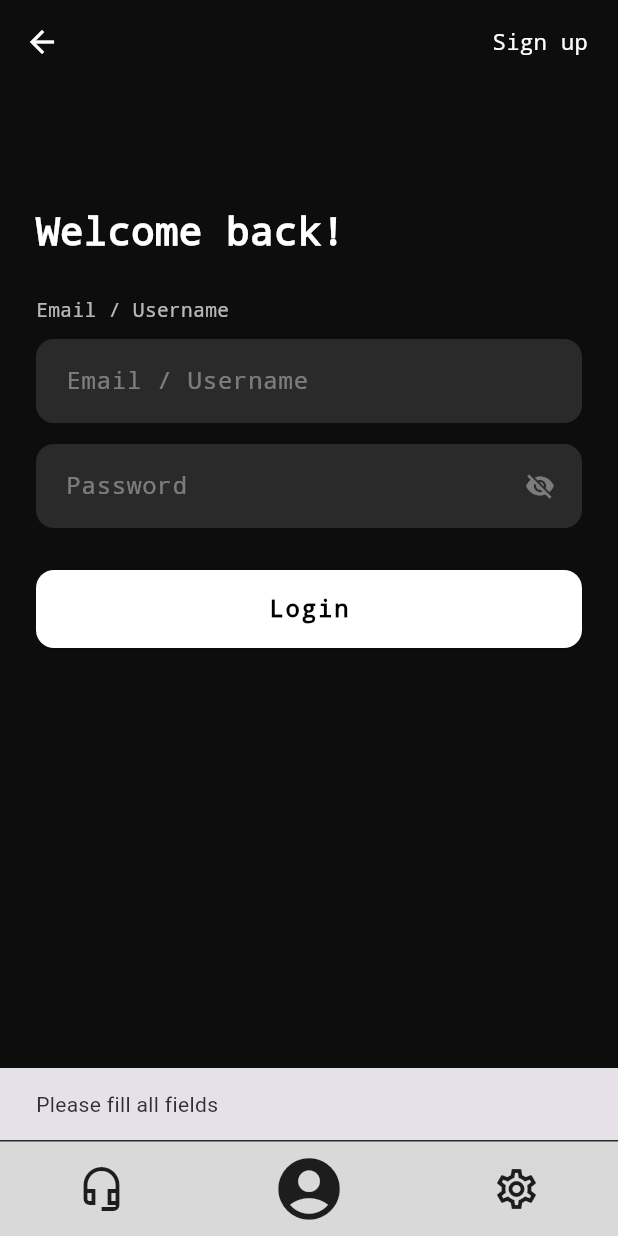
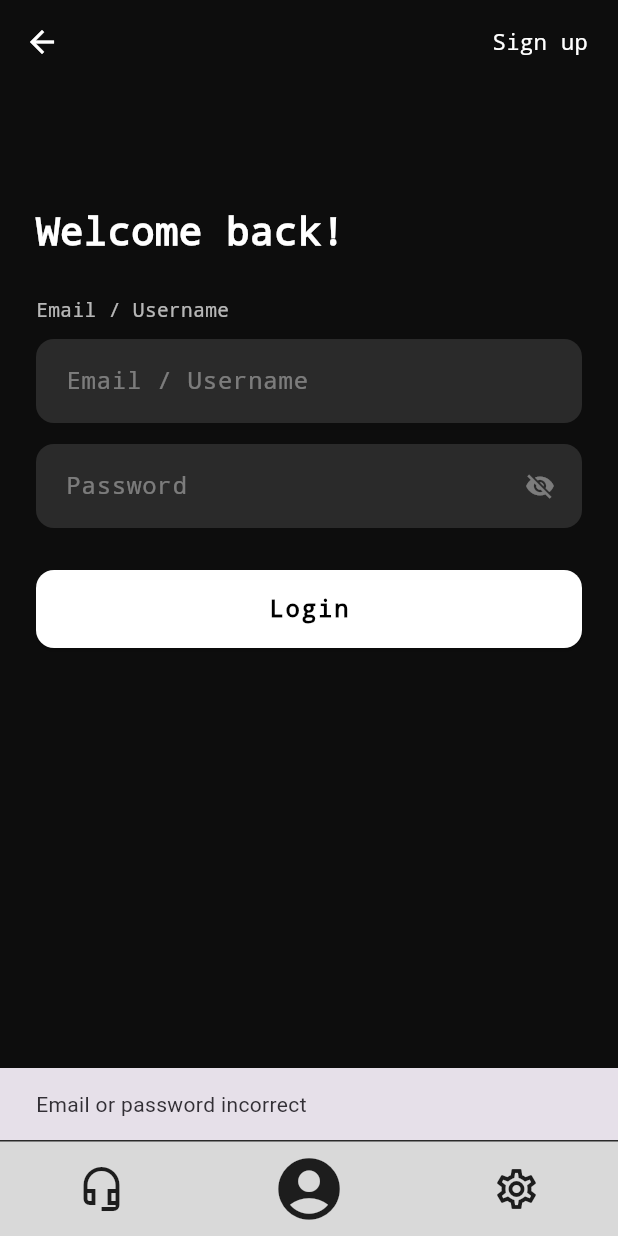
Before and after one commit to KIYJAGO/stem_calculator, a Flutter app: the screen it shows after launch, item 2 of the bottom bar chosen, after a tap on "Login", on a phone screen of 412 x 824 dp. Run offline on Flutter 3.47's test engine with Material 3 defaults, Android fonts, the phone set to English and light mode, and no system bars; our stand-ins replace flutter_svg; network calls fail.

Commit message:
login-api

```diff
--- /dev/null
+++ b/lib/api.dart
@@ -0,0 +1,48 @@
+import 'dart:convert';
+import 'package:http/http.dart' as http;
+
+class ApiService {
+
+  static const String baseUrl = "http://localhost/stem_calc_api";
+
+  Future<bool> login(String email, String password) async {
+    try {
+      final response = await http.post(
+        Uri.parse("$baseUrl/login.php"),
+        body: {
+          "email": email,
+          "password": password,
+        },
+      ).timeout(const Duration(seconds: 10));
+
+      final data = jsonDecode(response.body);
+      return data["success"] == true;
+
+    } catch (e) {
+      print("Login error: $e");
+      return false;
+    }
+  }
+
+  Future<bool> register(String email, String password) async {
+    try {
+      final response = await http.post(
+        Uri.parse("$baseUrl/register.php"),
+        body: {
+          "email": email,
+          "password": password,
+        },
+      ).timeout(const Duration(seconds: 10));
+
+      print("REGISTER STATUS: ${response.statusCode}");
+      print("REGISTER BODY: ${response.body}");
+
+      final data = jsonDecode(response.body);
+      return data["success"] == true;
+
+    } catch (e) {
+      print("Register error: $e");
+      return false;
+    }
+  }
+}
--- a/lib/login_screen.dart
+++ b/lib/login_screen.dart
@@ -1,8 +1,9 @@
 import 'package:flutter/material.dart';
+import 'package:stem_calc/welcome_screen.dart';
 import 'signup_screen.dart';
-import 'welcome_screen.dart';
 import 'bottom_nav.dart';
 import 'home_screen.dart';
+import 'api.dart';
 
 class LoginScreen extends StatefulWidget {
   const LoginScreen({super.key});
@@ -14,6 +15,9 @@ class LoginScreen extends StatefulWidget {
 class _LoginScreenState extends State<LoginScreen> {
   final TextEditingController _emailController = TextEditingController();
   final TextEditingController _passwordController = TextEditingController();
+
+  final ApiService _api = ApiService();
+
   bool _obscurePassword = true;
 
   @override
@@ -137,19 +141,29 @@ class _LoginScreenState extends State<LoginScreen> {
                     borderRadius: BorderRadius.circular(12),
                   ),
                 ),
-                onPressed: () {
-                  String email = _emailController.text;
-                  String password = _passwordController.text;
+                onPressed: () async {
+                  print("BUTTON CLICKED");
 
-                  if (email.isNotEmpty && password.isNotEmpty) {
+                  bool success = await _api.login(
+                    _emailController.text.trim(),
+                    _passwordController.text.trim(),
+                  );
+
+                  print("Login result: $success");
+
+                  if (!mounted) return;
+
+                  if (success) {
                     Navigator.pushReplacement(
                       context,
-                      MaterialPageRoute(builder: (_) => const WelcomeScreen()),
+                      MaterialPageRoute(
+                        builder: (_) => const WelcomeScreen(),
+                      ),
                     );
                   } else {
                     ScaffoldMessenger.of(context).showSnackBar(
                       const SnackBar(
-                        content: Text('Please fill all fields'),
+                        content: Text("Email or password incorrect"),
                       ),
                     );
                   }
--- a/pubspec.yaml
+++ b/pubspec.yaml
@@ -10,6 +10,7 @@ dependencies:
   flutter:
     sdk: flutter
   flutter_svg: ^2.2.4
+  http: ^1.2.1
 
 dev_dependencies:
   flutter_test:
```
Also changed, not shown: lib/signup_screen.dart (+30 -8 lines), pubspec.lock.
